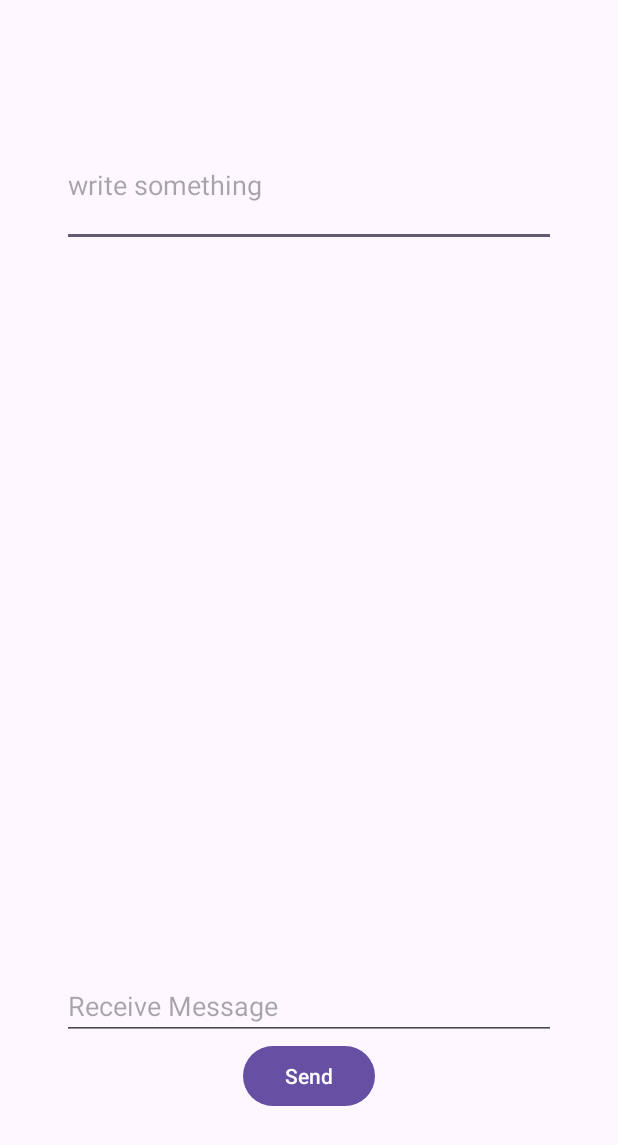
After one commit to icecilia007/rabbitmq-communication-android, an Android app: the layout activity_rabbitmq.xml on its own in the app's theme, with its tools: preview values and no code run, on a phone screen of 412 x 824 dp. The commit adds this screen. Shown: the top 1145 px of the screen. Run offline under Robolectric (Android 15) with nearby library versions, the phone set to English and light mode, and no system bars.

Commit message:
layout features

```diff
--- /dev/null
+++ b/RabbitMQCommunication/app/src/main/java/com/brzas/rabbitmqcommunication/activities/RabbitMQActivity.java
@@ -0,0 +1,2 @@
+package com.brzas.rabbitmqcommunication.activities;public class RabbitMQActivity {
+}
--- /dev/null
+++ b/RabbitMQCommunication/app/src/main/java/com/brzas/rabbitmqcommunication/helper/RabbitMQMessageListener.java
@@ -0,0 +1,2 @@
+package com.brzas.rabbitmqcommunication.helper;public interface RabbitMQMessageListener {
+}
--- /dev/null
+++ b/RabbitMQCommunication/app/src/main/java/com/brzas/rabbitmqcommunication/service/RabbitMQService.java
@@ -0,0 +1,2 @@
+package com.brzas.rabbitmqcommunication.service;public class RabbitMQService {
+}
--- /dev/null
+++ b/RabbitMQCommunication/app/src/main/res/layout/activity_rabbitmq.xml
@@ -0,0 +1,80 @@
+<?xml version="1.0" encoding="utf-8"?>
+<androidx.constraintlayout.widget.ConstraintLayout xmlns:android="http://schemas.android.com/apk/res/android"
+    xmlns:app="http://schemas.android.com/apk/res-auto"
+    xmlns:tools="http://schemas.android.com/tools"
+    android:layout_width="match_parent"
+    android:layout_height="match_parent"
+   tools:context=".activities.RabbitMQActivity">
+    <EditText
+        android:id="@+id/editTextWrite"
+        android:layout_width="0dp"
+        android:layout_height="0dp"
+        android:hint="@string/editTextHint"
+        app:layout_constraintEnd_toEndOf="@id/guidelineVertical_09"
+        app:layout_constraintStart_toStartOf="@id/guidelineVertical_01"
+        app:layout_constraintTop_toTopOf="@id/guidelineHorizontal_01"
+        app:layout_constraintBottom_toBottomOf="@id/editTextWriteBottom_03"
+        >
+    </EditText>
+    <EditText
+        android:id="@+id/editTextReceive"
+        android:layout_width="0dp"
+        android:layout_height="wrap_content"
+        android:hint="@string/editTextReceiveHint"
+        app:layout_constraintEnd_toEndOf="@id/guidelineVertical_09"
+        app:layout_constraintStart_toStartOf="@id/guidelineVertical_01"
+        app:layout_constraintBottom_toBottomOf="@id/btnSendTopBarrier"
+        >
+    </EditText>
+    <Button
+        android:id="@+id/send"
+        android:layout_width="wrap_content"
+        android:layout_height="wrap_content"
+        android:text="@string/btnText"
+        app:layout_constraintBottom_toTopOf="@+id/guidelineHorizontal_09"
+        app:layout_constraintEnd_toStartOf="@+id/guidelineVertical_09"
+        app:layout_constraintStart_toStartOf="@+id/guidelineVertical_01">
+    </Button>
+
+    <androidx.constraintlayout.widget.Guideline
+        android:id="@+id/editTextWriteBottom_03"
+        android:layout_width="wrap_content"
+        android:layout_height="wrap_content"
+        android:orientation="horizontal"
+        app:layout_constraintGuide_percent="0.2" />
+    <androidx.constraintlayout.widget.Guideline
+        android:id="@+id/guidelineVertical_01"
+        android:layout_width="wrap_content"
+        android:layout_height="wrap_content"
+        android:orientation="vertical"
+        app:layout_constraintGuide_percent="0.1" />
+
+    <androidx.constraintlayout.widget.Guideline
+        android:id="@+id/guidelineVertical_09"
+        android:layout_width="wrap_content"
+        android:layout_height="wrap_content"
+        android:orientation="vertical"
+        app:layout_constraintGuide_percent="0.9" />
+    <androidx.constraintlayout.widget.Guideline
+        android:id="@+id/guidelineHorizontal_01"
+        android:layout_width="wrap_content"
+        android:layout_height="wrap_content"
+        android:orientation="horizontal"
+        app:layout_constraintGuide_percent="0.1" />
+
+    <androidx.constraintlayout.widget.Guideline
+        android:id="@+id/guidelineHorizontal_09"
+        android:layout_width="wrap_content"
+        android:layout_height="wrap_content"
+        android:orientation="horizontal"
+        app:layout_constraintGuide_percent="0.9" />
+
+    <androidx.constraintlayout.widget.Barrier
+        android:id="@+id/btnSendTopBarrier"
+        android:layout_width="wrap_content"
+        android:layout_height="wrap_content"
+        app:barrierDirection="top"
+        app:constraint_referenced_ids="send"/>
+
+
+</androidx.constraintlayout.widget.ConstraintLayout>
--- /dev/null
+++ b/RabbitMQCommunication/app/src/main/res/values-night/strings.xml
@@ -0,0 +1,6 @@
+<?xml version="1.0" encoding="utf-8"?>
+<resources>
+    <string name="rabbitmqactivity_name">Communication</string>
+    <string name="btnText">Send</string>
+    <string name="editTextReceiveHint">Receive Message</string>
+</resources>
--- a/RabbitMQCommunication/app/src/main/res/values/strings.xml
+++ b/RabbitMQCommunication/app/src/main/res/values/strings.xml
@@ -1,3 +1,7 @@
 <resources>
     <string name="app_name">RabbitMQCommunication</string>
+    <string name="rabbitmqactivity_name">Communication</string>
+    <string name="editTextHint">write something</string>
+    <string name="btnText">Send</string>
+    <string name="editTextReceiveHint">Receive Message</string>
 </resources>
```
